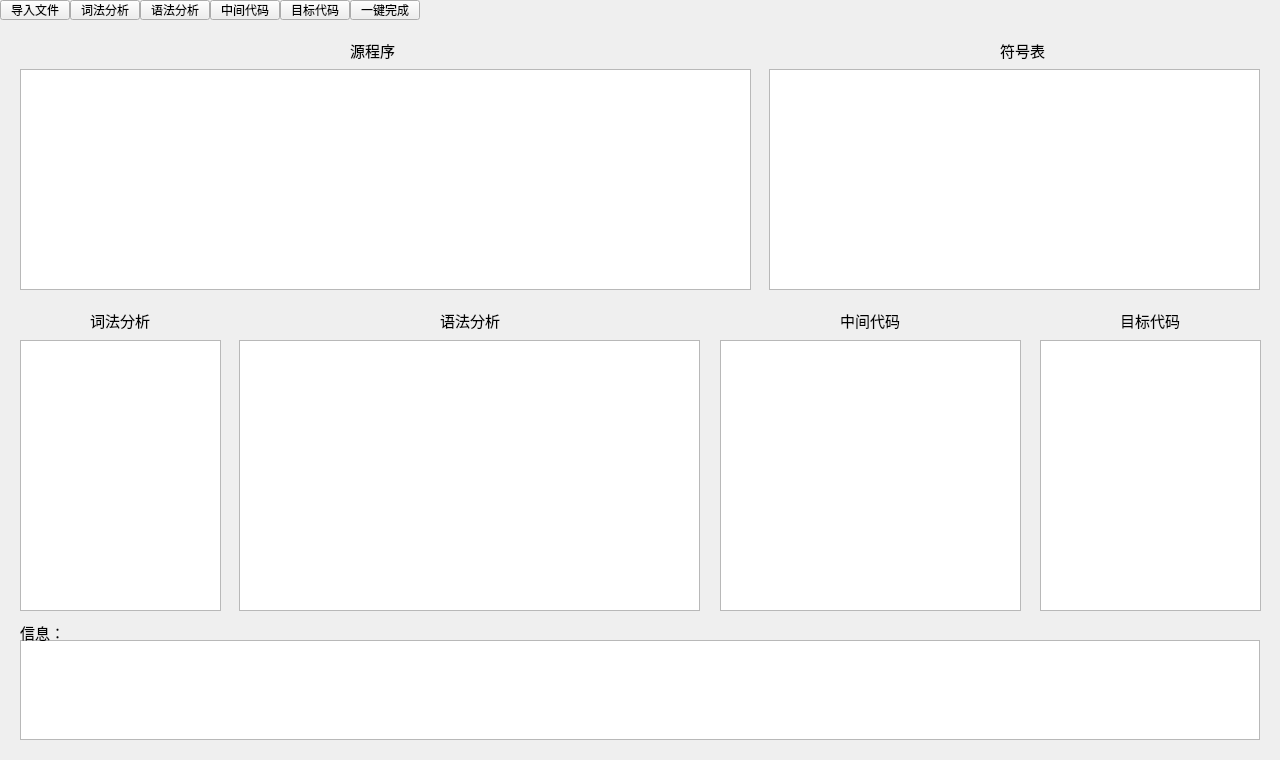
Old version of the form widget.ui in the repository HarlanHW/My_Compiler.
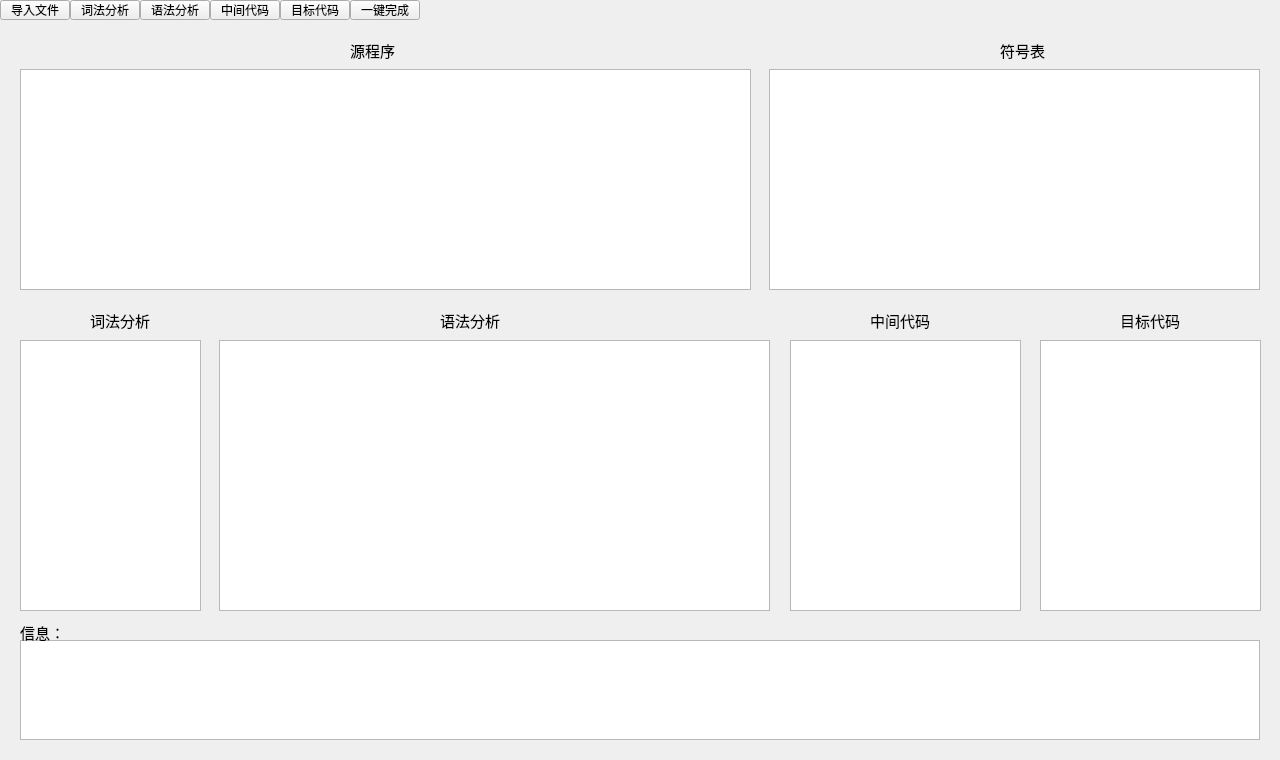
New version of the form.

Patch:
```diff
--- a/widget.ui
+++ b/widget.ui
@@ -130,9 +130,9 @@
   <widget class="QTextEdit" name="textEdit_format">
    <property name="geometry">
     <rect>
-     <x>720</x>
+     <x>790</x>
      <y>340</y>
-     <width>301</width>
+     <width>231</width>
      <height>271</height>
     </rect>
    </property>
@@ -142,7 +142,7 @@
     <rect>
      <x>20</x>
      <y>340</y>
-     <width>201</width>
+     <width>181</width>
      <height>271</height>
     </rect>
    </property>
@@ -150,9 +150,9 @@
   <widget class="QTextEdit" name="textEdit_gram">
    <property name="geometry">
     <rect>
-     <x>239</x>
+     <x>219</x>
      <y>340</y>
-     <width>461</width>
+     <width>551</width>
      <height>271</height>
     </rect>
    </property>
@@ -246,7 +246,7 @@
   <widget class="QLabel" name="label_format">
    <property name="geometry">
     <rect>
-     <x>840</x>
+     <x>870</x>
      <y>310</y>
      <width>61</width>
      <height>20</height>
```
